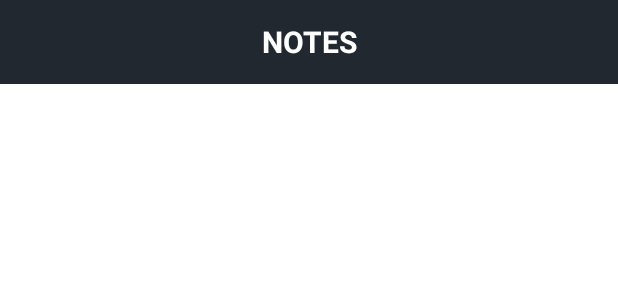
After one commit to harunbekcan/My-Notes-App, an Android app: the layout view_toolbar.xml on its own in the app's theme, with its tools: preview values and no code run, on a phone screen of 412 x 824 dp. The commit adds this screen. Shown: the top 300 px of the screen. Run offline under Robolectric (Android 15) with nearby library versions, the phone set to English and light mode, and no system bars.

Commit message:
toolbarView added

```diff
--- /dev/null
+++ b/app/src/main/res/layout/view_toolbar.xml
@@ -0,0 +1,38 @@
+<?xml version="1.0" encoding="utf-8"?>
+<layout xmlns:tools="http://schemas.android.com/tools"
+    xmlns:android="http://schemas.android.com/apk/res/android"
+    xmlns:app="http://schemas.android.com/apk/res-auto">
+
+    <androidx.constraintlayout.widget.ConstraintLayout
+        android:layout_width="match_parent"
+        android:layout_height="wrap_content"
+        android:background="@color/light_blue">
+
+        <com.google.android.material.appbar.AppBarLayout
+            android:id="@+id/appBarLayout"
+            android:layout_width="match_parent"
+            android:layout_height="wrap_content"
+            app:layout_constraintEnd_toEndOf="parent"
+            app:layout_constraintStart_toStartOf="parent"
+            app:layout_constraintTop_toTopOf="parent">
+
+            <com.google.android.material.appbar.MaterialToolbar
+                android:id="@+id/toolbar"
+                style="@style/Widget.MaterialComponents.Toolbar.Surface"
+                android:layout_width="match_parent"
+                android:layout_height="match_parent"
+                android:background="@color/light_blue">
+
+                <com.google.android.material.textview.MaterialTextView
+                    android:id="@+id/toolbarTitle"
+                    style="@style/ToolbarTitleStyle"
+                    android:layout_width="wrap_content"
+                    android:layout_height="wrap_content"
+                    android:layout_gravity="center"
+                    tools:text="NOTES" />
+            </com.google.android.material.appbar.MaterialToolbar>
+
+        </com.google.android.material.appbar.AppBarLayout>
+
+    </androidx.constraintlayout.widget.ConstraintLayout>
+</layout>
--- a/app/src/main/res/values/strings.xml
+++ b/app/src/main/res/values/strings.xml
@@ -1,5 +1,5 @@
 <resources>
     <string name="app_name">MyNotesApp</string>
-    <!-- TODO: Remove or change this placeholder text -->
     <string name="hello_blank_fragment">Hello blank fragment</string>
+    <string name="my_notes">My Notes</string>
 </resources>
--- /dev/null
+++ b/app/src/main/res/values/style.xml
@@ -0,0 +1,8 @@
+<?xml version="1.0" encoding="utf-8"?>
+<resources>
+    <style name="ToolbarTitleStyle" parent="Widget.MaterialComponents.TextView">
+        <item name="android:textStyle">bold</item>
+        <item name="android:textColor">@color/white</item>
+        <item name="android:textSize">20sp</item>
+    </style>
+</resources>
```
Also changed, not shown: app/src/main/java/com/harunbekcan/mynotesapp/ui/fragment/MyNotesFragment.kt (+7 -0 lines), app/src/main/res/layout/fragment_my_notes.xml (+8 -2 lines).
